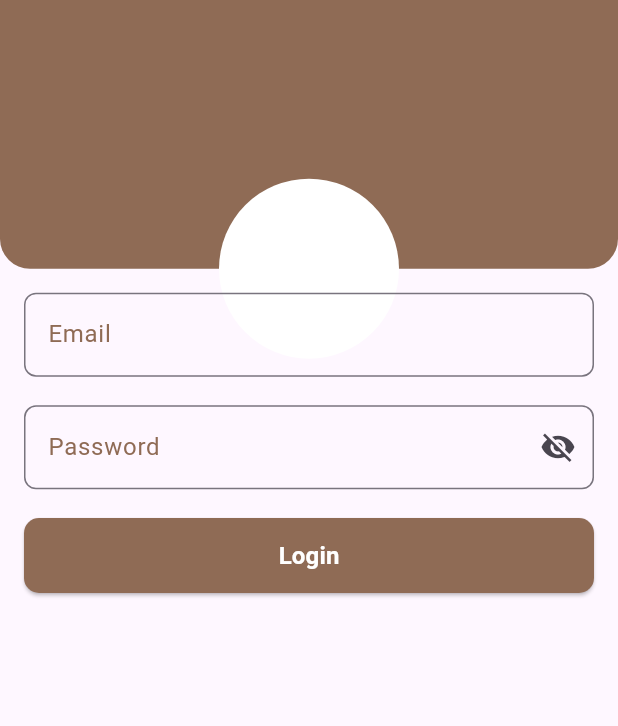
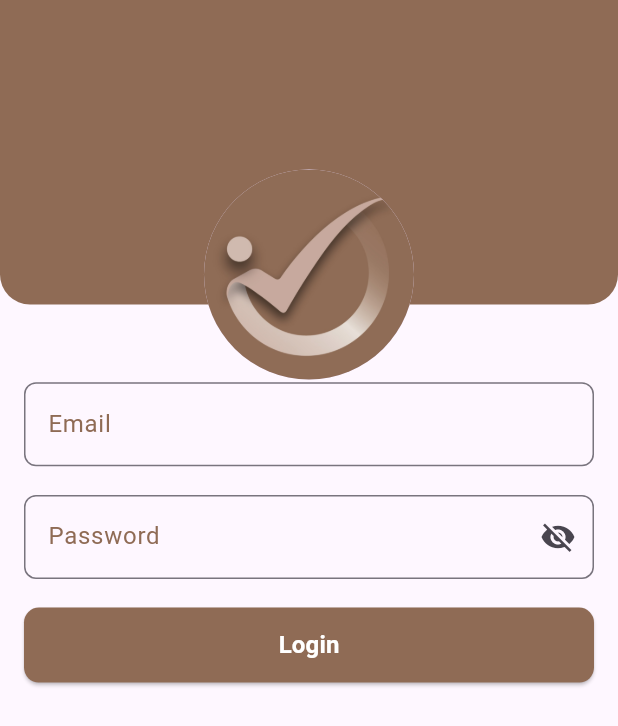
Before and after one commit to drax6055/flutter_template, a Flutter app: the screen it shows after launch, on a phone screen of 412 x 824 dp. Shown: the top 726 px of the screen. Run offline on Flutter 3.47's test engine with Material 3 defaults, Android fonts, the phone set to English and light mode, and no system bars; our stand-ins replace dio, flutter_screenutil, flutter_secure_storage, get, pretty_dio_logger, shared_preferences.

Commit message:
text selection color change

```diff
--- a/lib/main.dart
+++ b/lib/main.dart
@@ -24,6 +24,13 @@ class MyApp extends StatelessWidget {
     return ScreenUtilInit(
       designSize: ScreenUtil.defaultSize,
       child: GetMaterialApp(
+        theme: ThemeData(
+          textSelectionTheme: TextSelectionThemeData(
+            cursorColor: primaryColor,
+            selectionColor: secondaryColor,
+            selectionHandleColor: primaryColor,
+          ),
+        ),
         debugShowCheckedModeBanner: false,
         title: 'iFloriana_Super_Admin',
         initialRoute: Routes.splashScreen,
--- a/lib/ui/auth/login_controller.dart
+++ b/lib/ui/auth/login_controller.dart
@@ -44,7 +44,7 @@ class LoginController extends GetxController {
         leftBarIndicatorColor: red,
         backgroundColor: red.withOpacity(0.1),
         borderRadius: 10,
-        margin: EdgeInsets.all(10),
+        margin: EdgeInsets.all(15),
       );
     }
   }
--- a/lib/ui/auth/login_screen.dart
+++ b/lib/ui/auth/login_screen.dart
@@ -1,5 +1,6 @@
 import 'package:flutter/material.dart';
 import 'package:flutter_screenutil/flutter_screenutil.dart';
+import 'package:flutter_template/utils/app_images.dart';
 import 'package:flutter_template/utils/colors.dart';
 import 'package:get/get.dart';
 import '../../wiget/Custome_textfield.dart';
@@ -70,7 +71,7 @@ Widget login_screen_header() {
     alignment: Alignment.center,
     children: [
       Container(
-        height: 150.h,
+        height: 170.h,
         width: double.infinity,
         decoration: BoxDecoration(
           color: primaryColor,
@@ -81,10 +82,10 @@ Widget login_screen_header() {
         ),
       ),
       Positioned(
-        bottom: -60,
+        bottom: -50,
         child: CircleAvatar(
-          radius: 60,
-          backgroundColor: Colors.white,
+          radius: 70,
+          foregroundImage: AssetImage(AppImages.applogo,),
         ),
       )
     ],
@@ -97,6 +98,7 @@ Widget login_screen_header() {
       padding: const EdgeInsets.all(16),
       child: Column(
         children: [
+          SizedBox(height: 30.h),
           InputTxtfield_Email(),
           SizedBox(height: 16.h),
           InputTxtfield_Pass(),
--- a/lib/ui/splash/splash_screen.dart
+++ b/lib/ui/splash/splash_screen.dart
@@ -21,8 +21,8 @@ class SplashScreen extends StatelessWidget {
           color: primaryColor,
         ),
         child: Center(
-          child: Image.asset(AppImages.splash_img,
-              width: 120.w, height: 120.h, fit: BoxFit.fill),
+          child: Image.asset(AppImages.applogo,
+              width: 150.w, height: 130.h, fit: BoxFit.fill),
         ),
       ),
     ));
--- a/lib/utils/app_images.dart
+++ b/lib/utils/app_images.dart
@@ -2,6 +2,9 @@
 class AppImages {
   AppImages._();
   static final String splash_img = 'assets/images/img/splash_logo.png';
+  static final String applogo = 'assets/images/img/demo.jpg';
+
+
 
 }
 
--- a/lib/wiget/Custome_textfield.dart
+++ b/lib/wiget/Custome_textfield.dart
@@ -1,3 +1,5 @@
+import 'dart:ui';
+
 import 'package:flutter/material.dart';
 
 import '../utils/colors.dart';
@@ -33,6 +35,7 @@ class CustomTextFormField extends StatelessWidget {
       keyboardType: keyboardType,
       validator: validator,
       cursorColor: primaryColor,
+      selectionHeightStyle: BoxHeightStyle.tight,
       decoration: InputDecoration(
         hintText: hintText,
         labelText: labelText,
```
Also changed, not shown: assets/images/img/applogo.png (added), assets/images/img/demo.jpg (added).
